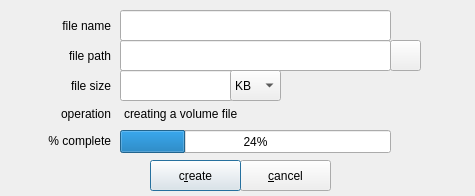
mhogomchungu/zuluCrypt, file zuluCrypt-gui/createfile.ui: the form before one commit.
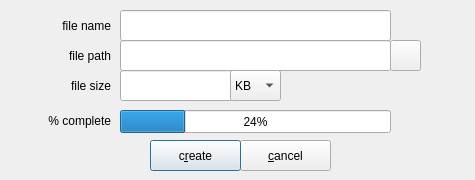
The form after the commit.

What changed in the file:
```diff
--- a/zuluCrypt-gui/createfile.ui
+++ b/zuluCrypt-gui/createfile.ui
@@ -7,7 +7,7 @@
     <x>0</x>
     <y>0</y>
     <width>475</width>
-    <height>196</height>
+    <height>180</height>
    </rect>
   </property>
   <property name="windowTitle">
@@ -95,7 +95,7 @@
    <property name="geometry">
     <rect>
      <x>120</x>
-     <y>130</y>
+     <y>110</y>
      <width>271</width>
      <height>23</height>
     </rect>
@@ -124,7 +124,7 @@
    <property name="geometry">
     <rect>
      <x>240</x>
-     <y>160</y>
+     <y>140</y>
      <width>91</width>
      <height>31</height>
     </rect>
@@ -143,7 +143,7 @@
    <property name="geometry">
     <rect>
      <x>10</x>
-     <y>130</y>
+     <y>110</y>
      <width>101</width>
      <height>21</height>
     </rect>
@@ -159,7 +159,7 @@
    <property name="geometry">
     <rect>
      <x>150</x>
-     <y>160</y>
+     <y>140</y>
      <width>91</width>
      <height>31</height>
     </rect>
@@ -202,35 +202,6 @@
     </property>
    </item>
   </widget>
-  <widget class="QLabel" name="label_5">
-   <property name="geometry">
-    <rect>
-     <x>50</x>
-     <y>104</y>
-     <width>61</width>
-     <height>20</height>
-    </rect>
-   </property>
-   <property name="text">
-    <string>operation</string>
-   </property>
-   <property name="alignment">
-    <set>Qt::AlignRight|Qt::AlignTrailing|Qt::AlignVCenter</set>
-   </property>
-  </widget>
-  <widget class="QLabel" name="labelOperation">
-   <property name="geometry">
-    <rect>
-     <x>124</x>
-     <y>103</y>
-     <width>271</width>
-     <height>21</height>
-    </rect>
-   </property>
-   <property name="text">
-    <string>creating a volume file</string>
-   </property>
-  </widget>
  </widget>
  <tabstops>
   <tabstop>lineEditFileName</tabstop>
```
